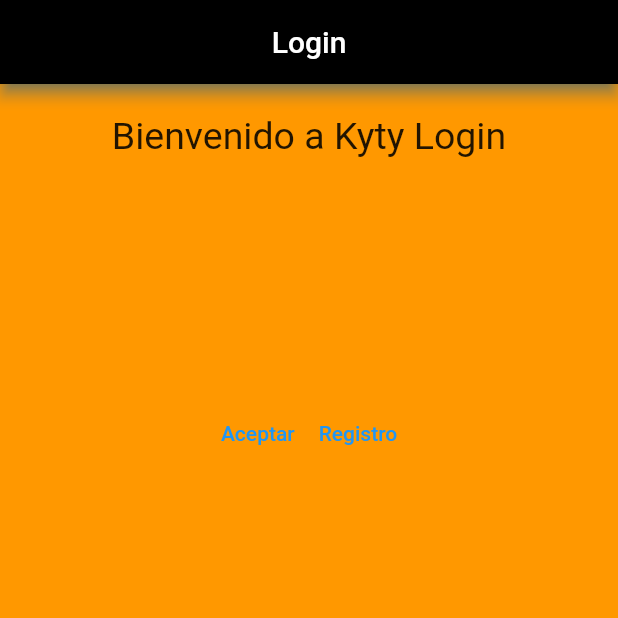
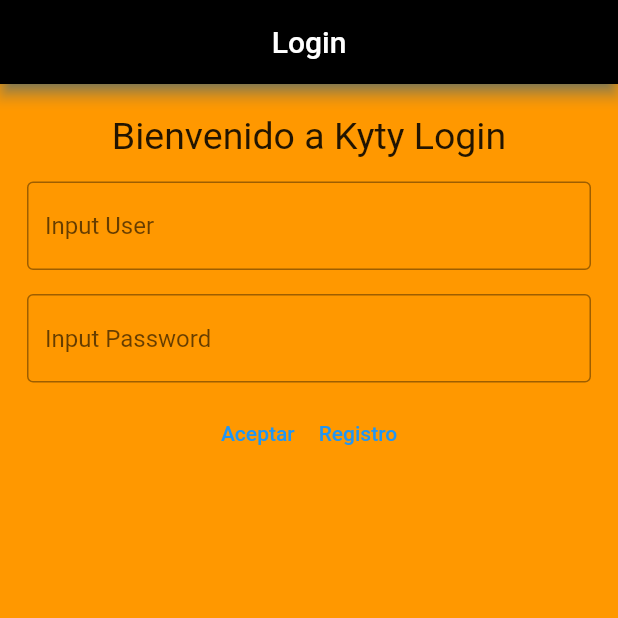
Before and after one commit to carlosguemes/KytyCarlosGuemes, a Flutter app: the screen it shows after launch, on a phone screen of 412 x 824 dp, the top half of it. Run offline on Flutter 3.47's test engine with Material 2 defaults, Android fonts, the light colour scheme and no system bars; our stand-ins replace firebase_auth, firebase_core; accounts and stored records are empty; generated files the repository leaves out were written again.

Commit message:
Quinto commit

```diff
--- a/lib/OnBoarding/LoginView.dart
+++ b/lib/OnBoarding/LoginView.dart
@@ -2,6 +2,8 @@ import 'package:firebase_auth/firebase_auth.dart';
 import 'package:flutter/material.dart';
 
 class LoginView extends StatelessWidget{
+
+
 
   late BuildContext _context;
 
@@ -37,8 +39,8 @@ class LoginView extends StatelessWidget{
       Padding(padding: EdgeInsets.symmetric(vertical: 10)),
       Text("Bienvenido a Kyty Login", style: TextStyle(fontSize: 25)),
       Padding(
-        padding:EdgeInsets.symmetric(horizontal: 500, vertical: 16),
-          child: TextField(
+        padding:EdgeInsets.symmetric(horizontal: Checkbox.width, vertical: 16),
+        child: Flexible (child: TextField(
           controller: tecUsername,
           decoration: InputDecoration(
             border: OutlineInputBorder(),
@@ -46,10 +48,11 @@ class LoginView extends StatelessWidget{
           ),
         ),
         ),
+      ),
 
       Padding(
-        padding:EdgeInsets.symmetric(horizontal: 500, vertical: 0),
-        child: TextFormField(
+          padding:EdgeInsets.symmetric(horizontal: Checkbox.width, vertical: 0),
+          child: Flexible(child: TextFormField(
             controller: tecPassword,
             decoration: InputDecoration(
               border: OutlineInputBorder(),
@@ -57,6 +60,7 @@ class LoginView extends StatelessWidget{
             ),
             obscureText: true,
           ),
+          )
       ),
 
       Row(mainAxisAlignment: MainAxisAlignment.center, children: [
```
Lines whose indentation alone changed are shown as unchanged.
